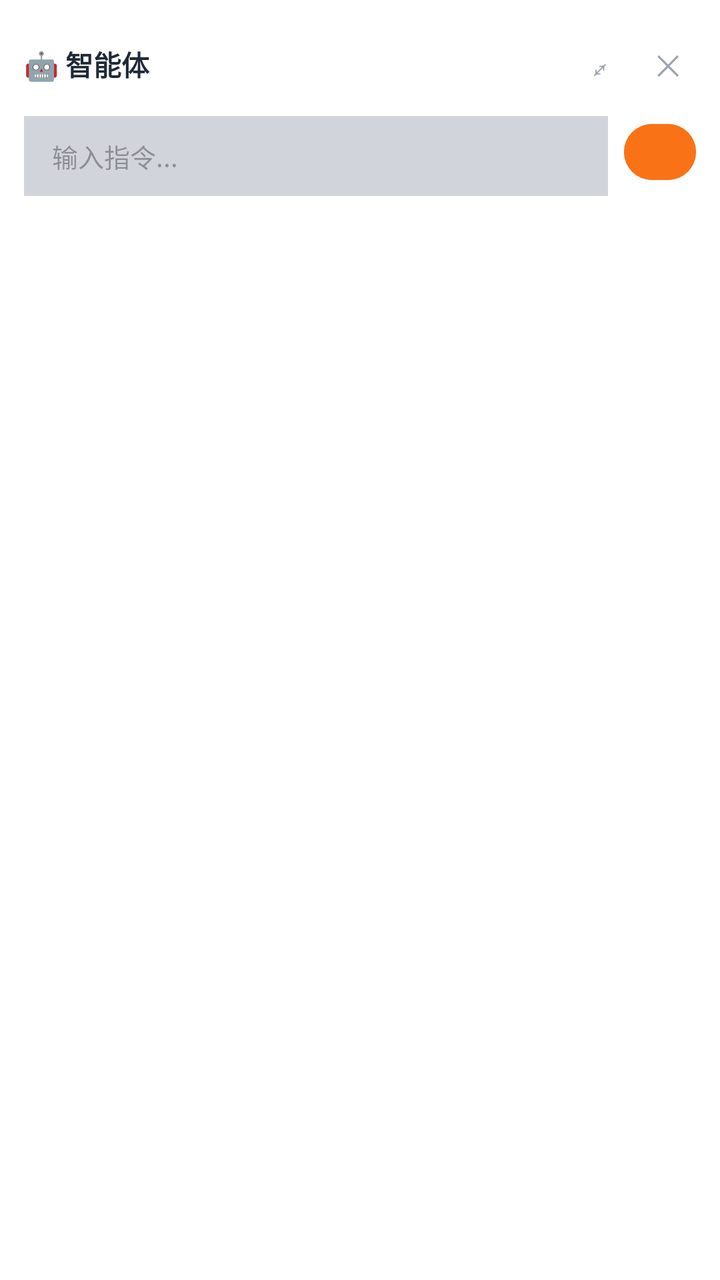
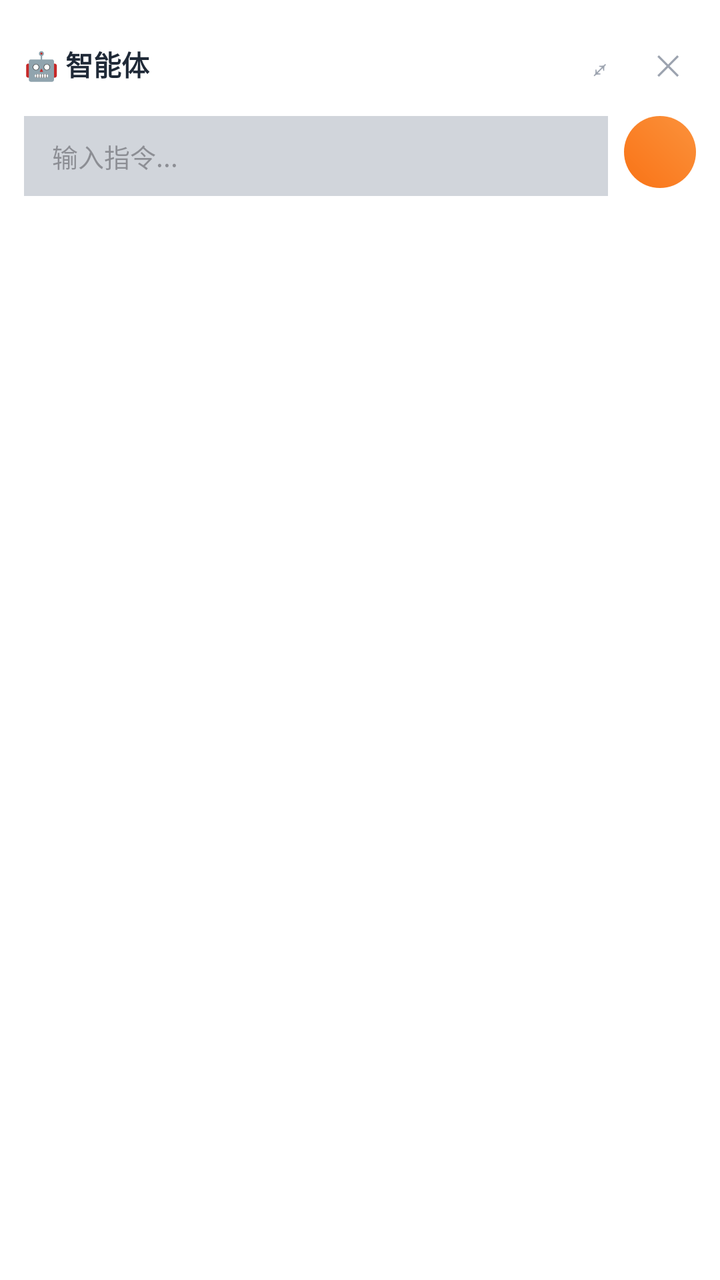

Before-and-after screenshots of an Android layout around one commit, followed by the original layout XML and the change that was made.
<!-- AndroidManifest.xml: application theme Theme.ClothingSI -->
<!-- res/layout/view_agent_panel.xml -->
<?xml version="1.0" encoding="utf-8"?>
<LinearLayout xmlns:android="http://schemas.android.com/apk/res/android"
    xmlns:app="http://schemas.android.com/apk/res-auto"
    android:layout_width="280dp"
    android:layout_height="wrap_content"
    android:orientation="vertical"
    android:background="@color/md_surface"
    android:elevation="8dp"
    android:padding="12dp">

    
    <LinearLayout
        android:layout_width="match_parent"
        android:layout_height="40dp"
        android:orientation="horizontal"
        android:gravity="center_vertical">

        <TextView
            android:layout_width="0dp"
            android:layout_height="wrap_content"
            android:layout_weight="1"
            android:text="🤖 智能体"
            android:textSize="14sp"
            android:textStyle="bold"
            android:textColor="@color/md_on_surface" />

        <LinearLayout
            android:layout_width="wrap_content"
            android:layout_height="wrap_content"
            android:orientation="horizontal">
            <TextView
                android:id="@+id/btn_agent_full"
                android:layout_width="28dp"
                android:layout_height="28dp"
                android:text="⤢"
                android:textSize="14sp"
                android:textColor="@color/md_on_surface_variant"
                android:gravity="center"
                android:clickable="true"
                android:focusable="true"
                android:background="@drawable/circle_bg" />
            <TextView
                android:id="@+id/btn_agent_close"
                android:layout_width="28dp"
                android:layout_height="28dp"
                android:text="✕"
                android:textSize="14sp"
                android:textColor="@color/md_on_surface_variant"
                android:gravity="center"
                android:clickable="true"
                android:focusable="true"
                android:layout_marginStart="6dp"
                android:background="@drawable/circle_bg" />
        </LinearLayout>
    </LinearLayout>

    
    <LinearLayout
        android:layout_width="match_parent"
        android:layout_height="wrap_content"
        android:orientation="horizontal"
        android:layout_marginTop="6dp">

        <EditText
            android:id="@+id/et_agent_input"
            android:layout_width="0dp"
            android:layout_height="40dp"
            android:layout_weight="1"
            android:hint="输入指令..."
            android:textSize="13sp"
            android:paddingStart="14dp"
            android:paddingEnd="14dp"
            android:background="@color/md_surface_container_high"
            android:imeOptions="actionSend"
            android:inputType="text"
            android:maxLines="1" />

        <com.google.android.material.button.MaterialButton
            android:id="@+id/btn_agent_send"
            android:layout_width="36dp"
            android:layout_height="36dp"
            android:text="➤"
            app:cornerRadius="18dp"
            android:layout_marginStart="8dp"
            android:backgroundTint="@color/md_primary" />
    </LinearLayout>

</LinearLayout>
<!-- resources referenced by this layout -->
<resources>
  <color name="md_on_surface">#1F2937</color>
  <color name="md_on_surface_variant">#9CA3AF</color>
  <color name="md_primary">#F97316</color>
  <color name="md_surface">#FFFFFF</color>
  <color name="md_surface_container_high">#D1D5DB</color>
  <!-- drawable circle_bg (drawable) -->
  <?xml version="1.0" encoding="utf-8"?>
  <shape xmlns:android="http://schemas.android.com/apk/res/android" android:shape="oval">
      <solid android:color="#26FFFFFF" />
  </shape>
  <style name="Theme.ClothingSI" parent="Theme.Material3.Light.NoActionBar">
          
          <item name="colorPrimary">@color/md_primary</item>
          <item name="colorOnPrimary">@color/md_on_primary</item>
          <item name="colorPrimaryContainer">@color/md_primary_container</item>
          <item name="colorOnPrimaryContainer">@color/md_on_primary_container</item>
  
          
          <item name="colorSecondary">@color/md_secondary</item>
          <item name="colorOnSecondary">@color/md_on_secondary</item>
          <item name="colorSecondaryContainer">@color/md_secondary_container</item>
          <item name="colorOnSecondaryContainer">@color/md_on_secondary_container</item>
  
          
          <item name="android:colorBackground">@color/md_surface_container_low</item>
          <item name="colorSurface">@color/md_surface</item>
          <item name="colorOnSurface">@color/md_on_surface</item>
          <item name="colorOnSurfaceVariant">@color/md_on_surface_variant</item>
  
          
          <item name="colorOutline">@color/md_outline</item>
          <item name="colorOutlineVariant">@color/md_outline_variant</item>
  
          
          <item name="colorError">@color/md_error</item>
          <item name="colorOnError">@color/md_on_error</item>
  
          
          <item name="android:statusBarColor">@android:color/transparent</item>
          <item name="android:navigationBarColor">@color/md_surface</item>
          <item name="android:windowLightStatusBar">true</item>
  
          
          <item name="android:fontFamily">sans-serif</item>
          <item name="android:textViewStyle">@style/TextView.Base</item>
      </style>
  <color name="md_on_primary">#FFFFFF</color>
  <color name="md_primary_container">#FFF7ED</color>
  <color name="md_on_primary_container">#5C3D00</color>
  <color name="md_secondary">#2563EB</color>
  <color name="md_on_secondary">#FFFFFF</color>
  <color name="md_secondary_container">#DBEAFE</color>
  <color name="md_on_secondary_container">#001A3E</color>
  <color name="md_surface_container_low">#FAFAFA</color>
  <color name="md_outline">#9CA3AF</color>
  <color name="md_outline_variant">#D1D5DB</color>
  <color name="md_error">#EF4444</color>
  <color name="md_on_error">#FFFFFF</color>
  <style name="TextView.Base" parent="android:Widget.TextView">
          <item name="android:fontFamily">sans-serif</item>
      </style>
</resources>

<!-- the commit's change to res/layout/view_agent_panel.xml (unified diff, before → after) -->
@@ -82,7 +82,7 @@
             android:text="➤"
             app:cornerRadius="18dp"
             android:layout_marginStart="8dp"
-            android:backgroundTint="@color/md_primary" />
+            android:background="@drawable/btn_gradient_primary" app:backgroundTint="@null" />
     </LinearLayout>
 
 </LinearLayout>
<!-- resource entries referenced after the edit -->
@@ -5,6 +5,15 @@
   <color name="md_primary">#F97316</color>
   <color name="md_surface">#FFFFFF</color>
   <color name="md_surface_container_high">#D1D5DB</color>
+  <!-- drawable btn_gradient_primary (drawable) -->
+  <?xml version="1.0" encoding="utf-8"?>
+  <shape xmlns:android="http://schemas.android.com/apk/res/android" android:shape="rectangle">
+      <corners android:radius="26dp" />
+      <gradient
+          android:startColor="#F97316"
+          android:endColor="#FB923C"
+          android:angle="45" />
+  </shape>
   <!-- drawable circle_bg (drawable) -->
   <?xml version="1.0" encoding="utf-8"?>
   <shape xmlns:android="http://schemas.android.com/apk/res/android" android:shape="oval">
